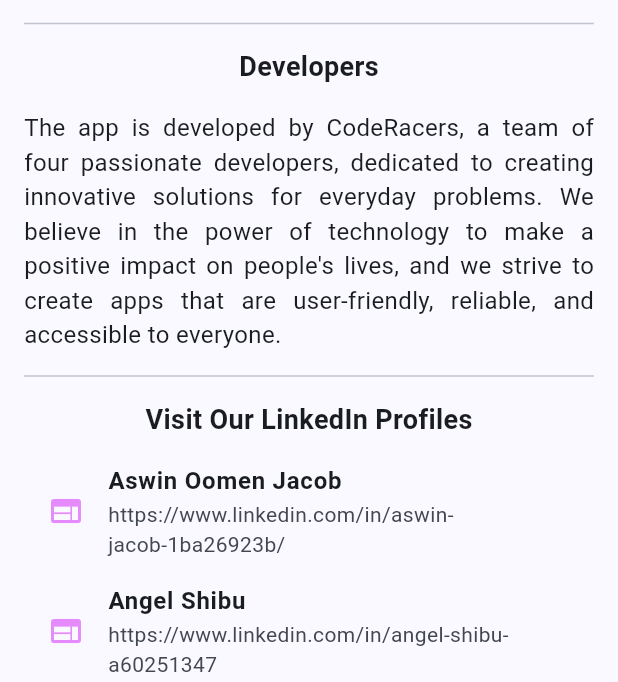
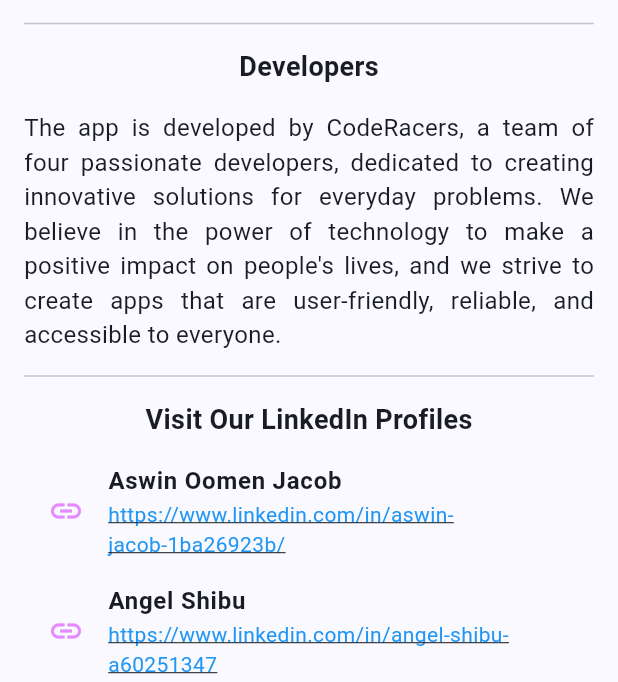
Before and after one commit to coderacing/GDG_2025, a Flutter app: the AboutPage screen opened directly, on a phone screen of 412 x 824 dp, the part 554-1236 px from its top. Run offline on Flutter 3.47's test engine with Material 3 defaults, Android fonts, the light colour scheme and no system bars; our stand-ins replace bloc, equatable, firebase_auth, firebase_core, flutter_bloc, get and 6 more; missing offline and left inert: fuzzywuzzy, google_mlkit_text_recognition, xml2json; accounts and stored records are empty.

Commit message:
about page url updatede!

```diff
--- a/medimate/lib/src/pesentation/about_page.dart
+++ b/medimate/lib/src/pesentation/about_page.dart
@@ -35,50 +35,34 @@
                   "The app is developed by CodeRacers, a team of four passionate developers, dedicated to creating innovative solutions for everyday problems. We believe in the power of technology to make a positive impact on people's lives, and we strive to create apps that are user-friendly, reliable, and accessible to everyone."),
               const Divider(),
               _buildSectionTitle("Visit Our LinkedIn Profiles"),
-              _buildListTile(
-                icon: Icons.web,
+              _buildClickableLink(
                 title: "Aswin Oomen Jacob",
-                subtitle: "https://www.linkedin.com/in/aswin-jacob-1ba26923b/",
-                onTap: () => _launchURL("https://www.linkedin.com/in/aswin-jacob-1ba26923b/"),
+                url: "https://www.linkedin.com/in/aswin-jacob-1ba26923b/",
               ),
-              _buildListTile(
-                icon: Icons.web,
+              _buildClickableLink(
                 title: "Angel Shibu",
-                subtitle: "https://www.linkedin.com/in/angel-shibu-a60251347",
-                onTap: () => _launchURL("https://www.linkedin.com/in/angel-shibu-a60251347"),
+                url: "https://www.linkedin.com/in/angel-shibu-a60251347",
               ),
-              _buildListTile(
-                icon: Icons.web,
+              _buildClickableLink(
                 title: "Christa Rachel Varghese",
-                subtitle: "https://www.linkedin.com/in/christa-varghese-957316282/",
-                onTap: () => _launchURL("https://www.linkedin.com/in/christa-varghese-957316282/"),
+                url: "https://www.linkedin.com/in/christa-varghese-957316282/",
               ),
-              _buildListTile(
-                icon: Icons.web,
+              _buildClickableLink(
                 title: "Ninz Milka Loji",
-                subtitle: "https://www.linkedin.com/in/ninz-milka-loji-7a6154264",
-                onTap: () => _launchURL("https://www.linkedin.com/in/ninz-milka-loji-7a6154264"),
+                url: "https://www.linkedin.com/in/ninz-milka-loji-7a6154264",
               ),
               const Divider(),
-              _buildListTile(
-                icon: Icons.email,
+              _buildClickableLink(
                 title: "Contact Us",
-                subtitle: "coderacers3@gmail.com",
-                onTap: () => _launchURL("mailto:coderacers3@gmail.com"),
+                url: "mailto:coderacers3@gmail.com",
               ),
-              /*const Divider(),
-              _buildListTile(
-                icon: Icons.lock,
-                title: "Privacy Policy",
-                subtitle: "Read our privacy policy",
-                onTap: () => _launchURL("https://ethiccoders.com/privacy"),
-              ),*/
               const Divider(),
-              _buildListTile(
-                icon: Icons.info,
-                title: "App Version",
-                subtitle: "1.0.0",
-                onTap: () {},
+              ListTile(
+                leading: const Icon(Icons.info,
+                    color: Color.fromARGB(255, 229, 139, 253)),
+                title: const Text("App Version",
+                    style: TextStyle(fontWeight: FontWeight.bold)),
+                subtitle: const Text("1.0.0"),
               ),
             ],
           ),
@@ -108,26 +92,27 @@
     );
   }
 
-  Widget _buildListTile({
-    required IconData icon,
-    required String title,
-    required String subtitle,
-    required VoidCallback onTap,
-  }) {
+  Widget _buildClickableLink({required String title, required String url}) {
     return ListTile(
-      leading: Icon(icon, color: const Color.fromARGB(255, 229, 139, 253)),
+      leading:
+          const Icon(Icons.link, color: Color.fromARGB(255, 229, 139, 253)),
       title: Text(title, style: const TextStyle(fontWeight: FontWeight.bold)),
-      subtitle: Text(subtitle),
-      onTap: onTap,
+      subtitle: InkWell(
+        onTap: () => _launchURL(url),
+        child: Text(
+          url,
+          style: const TextStyle(
+              color: Colors.blue, decoration: TextDecoration.underline),
+        ),
+      ),
     );
   }
 
   void _launchURL(String url) async {
-  final Uri uri = Uri.parse(url);
-  if (await canLaunchUrl(uri)) {
-    await launchUrl(uri, mode: LaunchMode.externalApplication);
-  } else {
-    throw 'Could not launch $url';
+    final Uri uri = Uri.parse(url);
+
+    if (!await launchUrl(uri, mode: LaunchMode.externalApplication)) {
+      debugPrint('Could not launch $url');
+    }
   }
 }
-}
```
Also changed, not shown: 1 other file.
